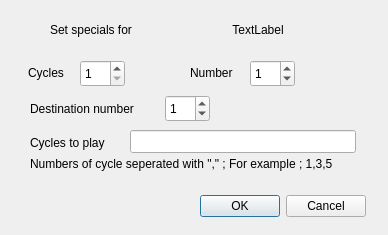
musescore/musescore-old, file mscore/mscore/repeatflagdialog.ui: the form before one commit.
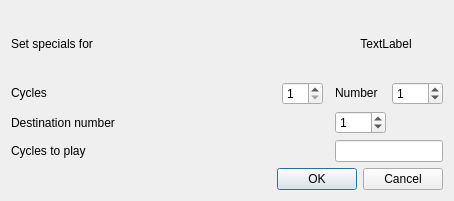
The form after the commit.

What changed in the file:
```diff
--- a/mscore/mscore/repeatflagdialog.ui
+++ b/mscore/mscore/repeatflagdialog.ui
@@ -8,8 +8,8 @@
    <rect>
     <x>0</x>
     <y>0</y>
-    <width>388</width>
-    <height>235</height>
+    <width>454</width>
+    <height>201</height>
    </rect>
   </property>
   <property name="sizePolicy" >
@@ -27,34 +27,9 @@
   <property name="accessibleName" >
    <string>repTypeName</string>
   </property>
-  <widget class="QDialogButtonBox" name="buttonBox" >
-   <property name="windowModality" >
-    <enum>Qt::WindowModal</enum>
-   </property>
-   <property name="geometry" >
-    <rect>
-     <x>25</x>
-     <y>190</y>
-     <width>341</width>
-     <height>32</height>
-    </rect>
-   </property>
-   <property name="orientation" >
-    <enum>Qt::Horizontal</enum>
-   </property>
-   <property name="standardButtons" >
-    <set>QDialogButtonBox::Cancel|QDialogButtonBox::NoButton|QDialogButtonBox::Ok</set>
-   </property>
-  </widget>
+  <layout class="QGridLayout" >
+   <item row="0" column="0" colspan="2" >
   <widget class="QLabel" name="label" >
-   <property name="geometry" >
-    <rect>
-     <x>50</x>
-     <y>20</y>
-     <width>97</width>
-     <height>20</height>
-    </rect>
-   </property>
    <property name="text" >
     <string>Set specials for</string>
    </property>
@@ -65,17 +40,24 @@
     <set>Qt::NoTextInteraction</set>
    </property>
   </widget>
+   </item>
+   <item row="0" column="2" colspan="3" >
+    <widget class="QLabel" name="repeatTypeName" >
+     <property name="text" >
+      <string>TextLabel</string>
+     </property>
+     <property name="alignment" >
+      <set>Qt::AlignCenter</set>
+     </property>
+     <property name="textInteractionFlags" >
+      <set>Qt::TextEditable</set>
+     </property>
+    </widget>
+   </item>
+   <item row="1" column="0" >
   <widget class="QLabel" name="cycles_3" >
-   <property name="geometry" >
-    <rect>
-     <x>28</x>
-     <y>60</y>
-     <width>41</width>
-     <height>25</height>
-    </rect>
-   </property>
    <property name="sizePolicy" >
-    <sizepolicy vsizetype="Expanding" hsizetype="Expanding" >
+      <sizepolicy vsizetype="Fixed" hsizetype="Expanding" >
      <horstretch>0</horstretch>
      <verstretch>0</verstretch>
     </sizepolicy>
@@ -84,17 +66,11 @@
     <string>Cycles</string>
    </property>
   </widget>
+   </item>
+   <item row="1" column="1" >
   <widget class="QSpinBox" name="cycles" >
-   <property name="geometry" >
-    <rect>
-     <x>80</x>
-     <y>60</y>
-     <width>45</width>
-     <height>27</height>
-    </rect>
-   </property>
    <property name="sizePolicy" >
-    <sizepolicy vsizetype="Preferred" hsizetype="Preferred" >
+      <sizepolicy vsizetype="Fixed" hsizetype="Preferred" >
      <horstretch>0</horstretch>
      <verstretch>0</verstretch>
     </sizepolicy>
@@ -103,113 +79,69 @@
     <number>1</number>
    </property>
   </widget>
+   </item>
+   <item row="1" column="3" >
   <widget class="QLabel" name="number" >
-   <property name="geometry" >
-    <rect>
-     <x>190</x>
-     <y>60</y>
-     <width>57</width>
-     <height>25</height>
-    </rect>
+     <property name="sizePolicy" >
+      <sizepolicy vsizetype="Fixed" hsizetype="Preferred" >
+       <horstretch>0</horstretch>
+       <verstretch>0</verstretch>
+      </sizepolicy>
    </property>
    <property name="text" >
     <string>Number</string>
    </property>
   </widget>
-  <widget class="QLabel" name="label_4" >
-   <property name="geometry" >
-    <rect>
-     <x>30</x>
-     <y>130</y>
-     <width>85</width>
-     <height>25</height>
-    </rect>
-   </property>
-   <property name="text" >
-    <string>Cycles to play</string>
-   </property>
-  </widget>
-  <widget class="QLineEdit" name="cyclesToPlay" >
-   <property name="geometry" >
-    <rect>
-     <x>130</x>
-     <y>130</y>
-     <width>226</width>
-     <height>23</height>
-    </rect>
-   </property>
-  </widget>
+   </item>
+   <item row="1" column="4" >
   <widget class="QSpinBox" name="no" >
-   <property name="geometry" >
-    <rect>
-     <x>250</x>
-     <y>60</y>
-     <width>45</width>
-     <height>27</height>
-    </rect>
-   </property>
    <property name="value" >
     <number>1</number>
    </property>
   </widget>
-  <widget class="QLabel" name="label_2" >
-   <property name="geometry" >
-    <rect>
-     <x>30</x>
-     <y>155</y>
-     <width>355</width>
-     <height>18</height>
-    </rect>
-   </property>
-   <property name="text" >
-    <string>Numbers of cycle seperated with "," ; For example ; 1,3,5</string>
-   </property>
-  </widget>
-  <widget class="QLabel" name="repeatTypeName" >
-   <property name="geometry" >
-    <rect>
-     <x>170</x>
-     <y>20</y>
-     <width>176</width>
-     <height>20</height>
-    </rect>
-   </property>
-   <property name="text" >
-    <string>TextLabel</string>
-   </property>
-   <property name="alignment" >
-    <set>Qt::AlignCenter</set>
-   </property>
-   <property name="textInteractionFlags" >
-    <set>Qt::TextEditable</set>
-   </property>
-  </widget>
+   </item>
+   <item row="2" column="0" colspan="3" >
   <widget class="QLabel" name="label_3" >
-   <property name="geometry" >
-    <rect>
-     <x>30</x>
-     <y>100</y>
-     <width>124</width>
-     <height>18</height>
-    </rect>
-   </property>
    <property name="text" >
     <string>Destination number</string>
    </property>
   </widget>
+   </item>
+   <item row="2" column="3" >
   <widget class="QSpinBox" name="destno" >
-   <property name="geometry" >
-    <rect>
-     <x>165</x>
-     <y>95</y>
-     <width>45</width>
-     <height>27</height>
-    </rect>
-   </property>
    <property name="value" >
     <number>1</number>
    </property>
   </widget>
+   </item>
+   <item row="3" column="0" colspan="2" >
+    <widget class="QLabel" name="label_4" >
+     <property name="text" >
+      <string>Cycles to play</string>
+     </property>
+    </widget>
+   </item>
+   <item row="3" column="3" colspan="2" >
+    <widget class="QLineEdit" name="cyclesToPlay" >
+     <property name="toolTip" >
+      <string>cycle numbers, example: 1,3,5</string>
+     </property>
+    </widget>
+   </item>
+   <item row="5" column="0" colspan="5" >
+    <widget class="QDialogButtonBox" name="buttonBox" >
+     <property name="windowModality" >
+      <enum>Qt::WindowModal</enum>
+     </property>
+     <property name="orientation" >
+      <enum>Qt::Horizontal</enum>
+     </property>
+     <property name="standardButtons" >
+      <set>QDialogButtonBox::Cancel|QDialogButtonBox::NoButton|QDialogButtonBox::Ok</set>
+     </property>
+    </widget>
+   </item>
+  </layout>
  </widget>
  <resources/>
  <connections>
```
Lines whose indentation alone changed are shown as unchanged.
